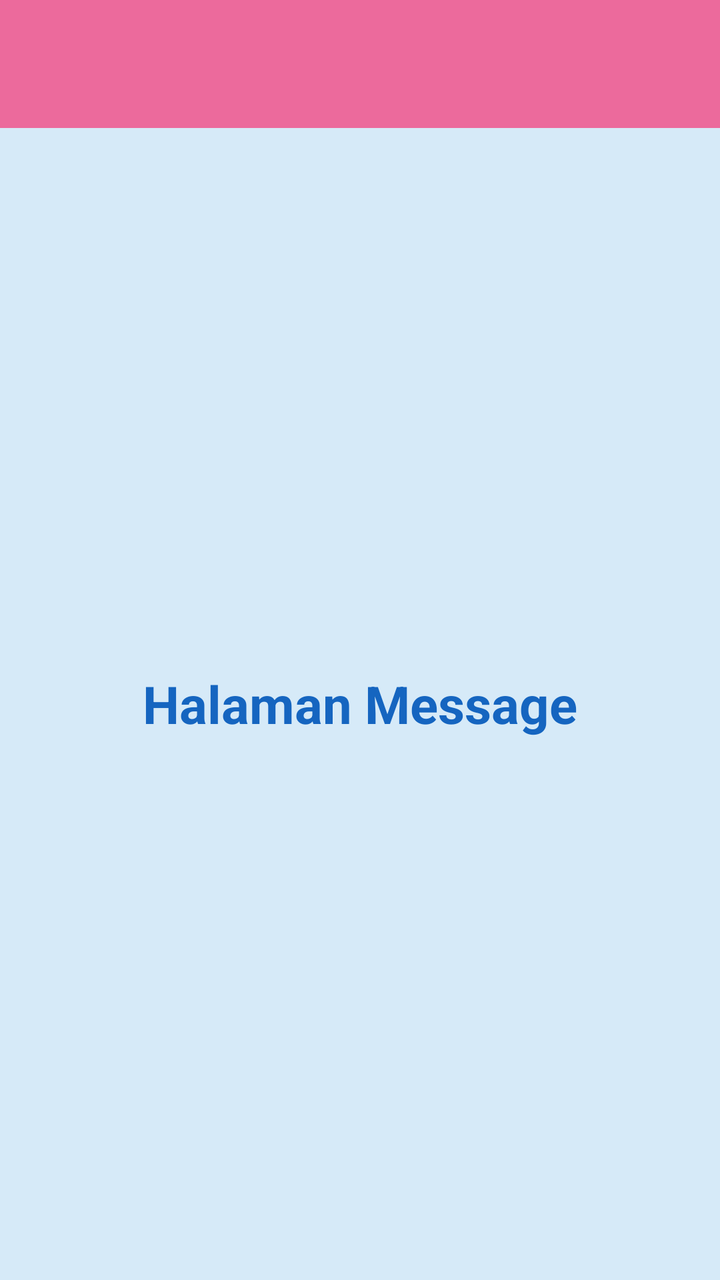
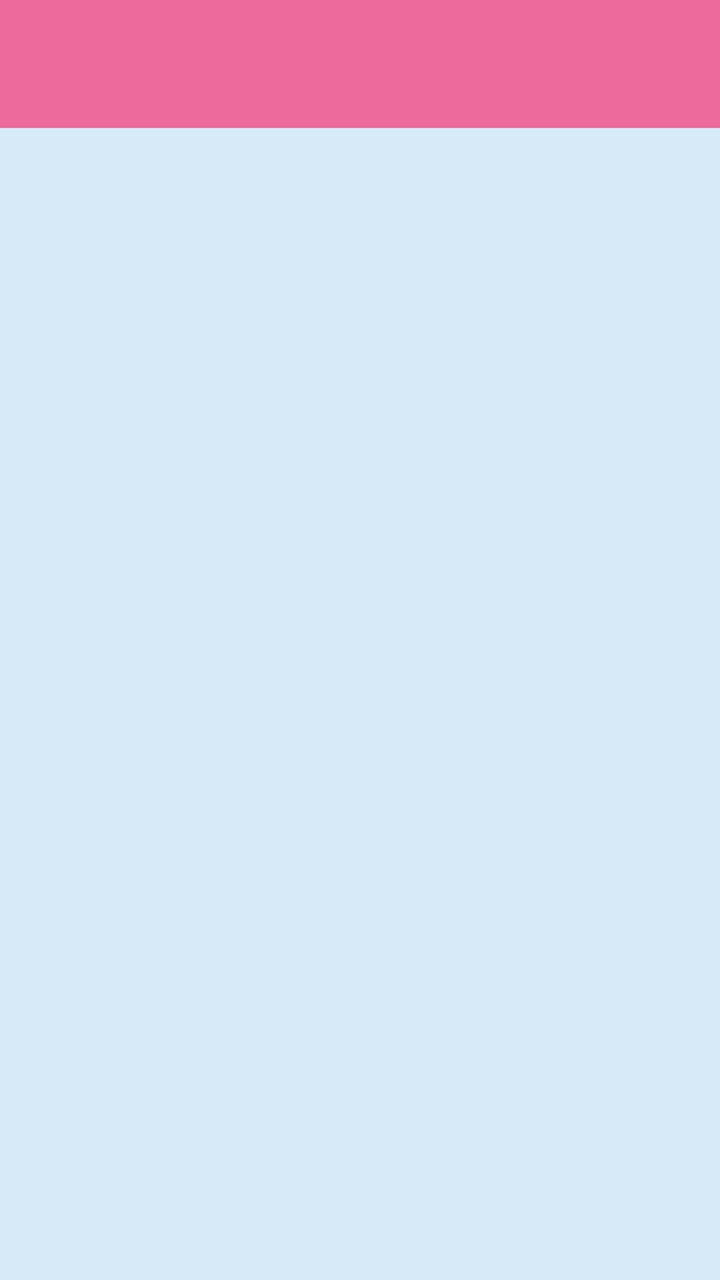

The first picture is an Android layout as it rendered before a commit; the second is the same layout after the commit. The layout source and the unified diff follow.
<!-- AndroidManifest.xml: application theme Theme.Venuszhierly -->
<!-- res/layout/fragment_message.xml -->
<?xml version="1.0" encoding="utf-8"?>
<androidx.constraintlayout.widget.ConstraintLayout xmlns:android="http://schemas.android.com/apk/res/android"
    xmlns:app="http://schemas.android.com/apk/res-auto"
    xmlns:tools="http://schemas.android.com/tools"
    android:layout_width="match_parent"
    android:layout_height="match_parent"
    android:background="#D6EAF8"
    tools:context=".Message.MessageFragment">

    <androidx.appcompat.widget.Toolbar
        android:id="@+id/toolbar"
        android:layout_width="0dp"
        android:layout_height="?attr/actionBarSize"
        android:background="?attr/colorPrimary"
        app:layout_constraintEnd_toEndOf="parent"
        app:layout_constraintStart_toStartOf="parent"
        app:layout_constraintTop_toTopOf="parent"
        app:titleTextColor="#FFFFFF" />

    <TextView
        android:layout_width="0dp"
        android:layout_height="0dp"
        android:gravity="center"
        android:text="Halaman Message"
        android:textColor="#1565C0"
        android:textSize="26sp"
        android:textStyle="bold"
        app:layout_constraintBottom_toBottomOf="parent"
        app:layout_constraintEnd_toEndOf="parent"
        app:layout_constraintStart_toStartOf="parent"
        app:layout_constraintTop_toBottomOf="@+id/toolbar" />

</androidx.constraintlayout.widget.ConstraintLayout>
<!-- resources referenced by this layout -->
<resources>
  <style name="Theme.Venuszhierly" parent="Base.Theme.Venuszhierly" />
  <style name="Base.Theme.Venuszhierly" parent="Theme.Material3.DayNight.NoActionBar">
          <item name="colorPrimary">@color/pink_primary</item>
          <item name="colorOnPrimary">@color/white</item>
          <item name="colorPrimaryContainer">@color/pink_container</item>
      </style>
  <color name="pink_primary">#EC6A9C</color>
  <color name="white">#FFFFFF</color>
  <color name="pink_container">#FFD9E6</color>
</resources>

<!-- the commit's change to res/layout/fragment_message.xml (unified diff, before → after) -->
@@ -1,5 +1,5 @@
 <?xml version="1.0" encoding="utf-8"?>
-<androidx.constraintlayout.widget.ConstraintLayout xmlns:android="http://schemas.android.com/apk/res/android"
+<androidx.coordinatorlayout.widget.CoordinatorLayout xmlns:android="http://schemas.android.com/apk/res/android"
     xmlns:app="http://schemas.android.com/apk/res-auto"
     xmlns:tools="http://schemas.android.com/tools"
     android:layout_width="match_parent"
@@ -7,27 +7,26 @@
     android:background="#D6EAF8"
     tools:context=".Message.MessageFragment">
 
-    <androidx.appcompat.widget.Toolbar
-        android:id="@+id/toolbar"
-        android:layout_width="0dp"
-        android:layout_height="?attr/actionBarSize"
-        android:background="?attr/colorPrimary"
-        app:layout_constraintEnd_toEndOf="parent"
-        app:layout_constraintStart_toStartOf="parent"
-        app:layout_constraintTop_toTopOf="parent"
-        app:titleTextColor="#FFFFFF" />
+    <com.google.android.material.appbar.AppBarLayout
+        android:id="@+id/appBarLayout"
+        android:layout_width="match_parent"
+        android:layout_height="wrap_content"
+        android:theme="@style/ThemeOverlay.AppCompat.Dark.ActionBar">
 
-    <TextView
-        android:layout_width="0dp"
-        android:layout_height="0dp"
-        android:gravity="center"
-        android:text="Halaman Message"
-        android:textColor="#1565C0"
-        android:textSize="26sp"
-        android:textStyle="bold"
-        app:layout_constraintBottom_toBottomOf="parent"
-        app:layout_constraintEnd_toEndOf="parent"
-        app:layout_constraintStart_toStartOf="parent"
-        app:layout_constraintTop_toBottomOf="@+id/toolbar" />
+        <androidx.appcompat.widget.Toolbar
+            android:id="@+id/toolbar"
+            android:layout_width="match_parent"
+            android:layout_height="?attr/actionBarSize"
+            android:background="?attr/colorPrimary"
+            app:layout_scrollFlags="scroll|enterAlways"
+            app:titleTextColor="@android:color/white" />
 
-</androidx.constraintlayout.widget.ConstraintLayout>
+    </com.google.android.material.appbar.AppBarLayout>
+
+    <ListView
+        android:id="@+id/listMessageItems"
+        android:layout_width="match_parent"
+        android:layout_height="match_parent"
+        app:layout_behavior="@string/appbar_scrolling_view_behavior" />
+
+</androidx.coordinatorlayout.widget.CoordinatorLayout>
